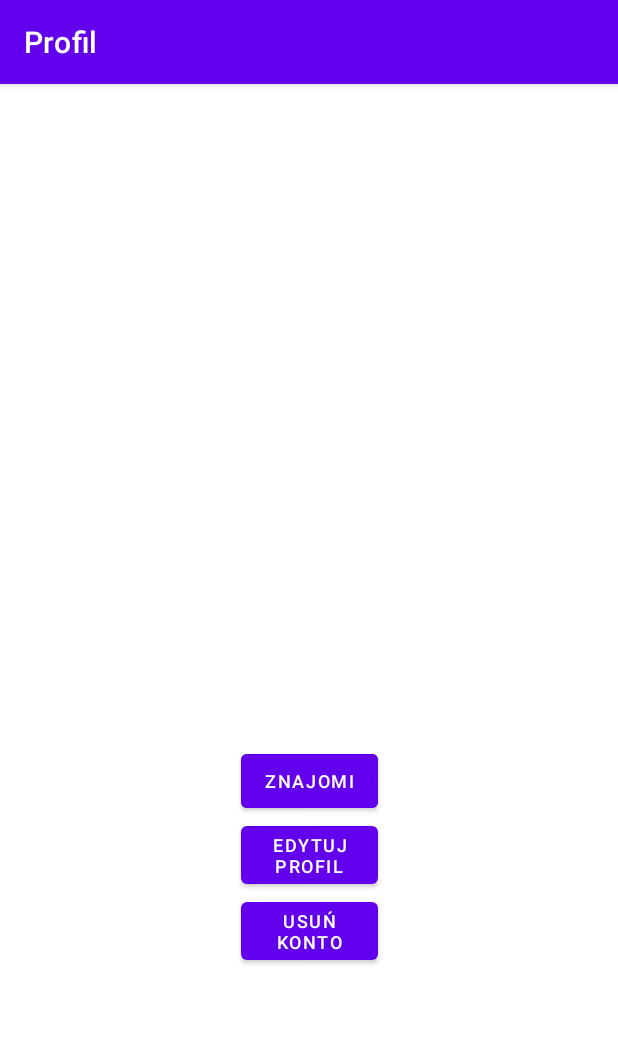
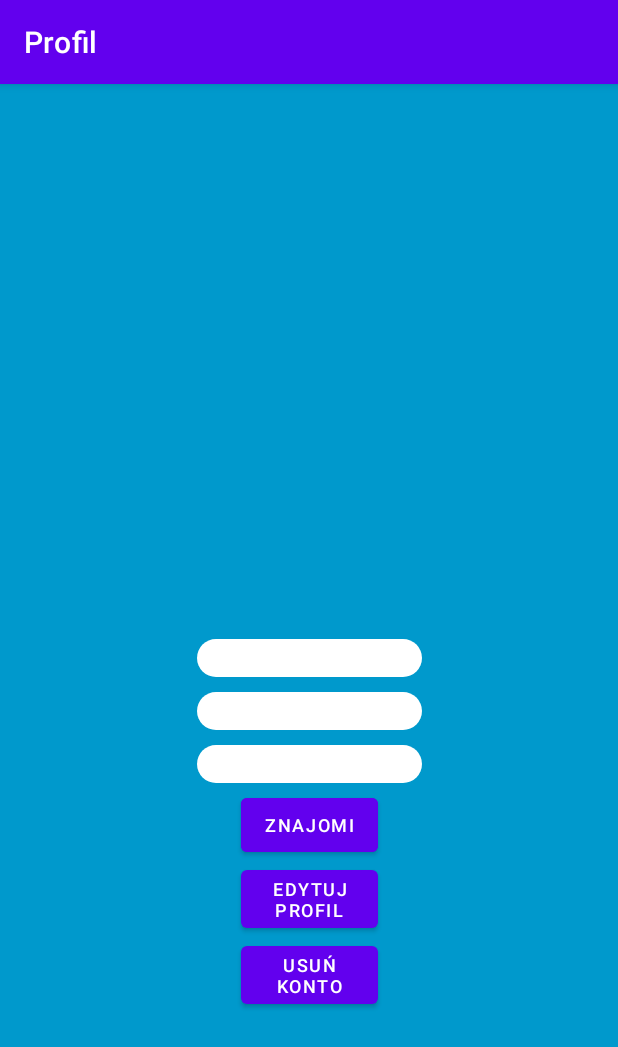
Before and after one commit to SKacki/KotlinMessenger, an Android app: the ProfileActivity screen opened directly, with no data from a screen before it, on a phone screen of 412 x 824 dp. Shown: the top 1047 px of the screen. Run offline under Robolectric (Android 15) with nearby library versions, the phone set to English and light mode, and no system bars; our stand-ins replace CircleImageView, Firebase (no records; nobody signed in at launch, a user with empty details on screens opened directly), Picasso; libraries missing offline, so code that uses them is left out: com.xwray.groupie; pictures from the network do not load.

Commit message:
dodanie opisu użytkownika

```diff
--- a/app/src/main/java/com/inzynierka/komunikat/Activities/friends/FriendsInviteRowViewHolder.kt
+++ b/app/src/main/java/com/inzynierka/komunikat/Activities/friends/FriendsInviteRowViewHolder.kt
@@ -12,7 +12,7 @@ class FriendsInviteRowViewHolder(
     RecyclerView.ViewHolder(binding.root) {
     fun onBind(user: User) = with(binding) {
         inviteFriendName.text = user.name
-        inviteFriendsUid.text = user.uid
+        inviteFriendsDescription.text = user.description
 
         Picasso.get().load(user.photoUrl).into(binding.inviteFriendsImage)
 
--- a/app/src/main/java/com/inzynierka/komunikat/Activities/friends/FriendsRowViewHolder.kt
+++ b/app/src/main/java/com/inzynierka/komunikat/Activities/friends/FriendsRowViewHolder.kt
@@ -15,7 +15,7 @@ class FriendsRowViewHolder(
     RecyclerView.ViewHolder(binding.root) {
     fun onBind(user: User) = with(binding) {
         inviteFriendName.text = user.name
-        inviteFriendsUid.text = user.uid
+        inviteFriendsDescription.text = user.description
 
         Picasso.get().load(user.photoUrl).into(binding.inviteFriendsImage)
 
--- a/app/src/main/java/com/inzynierka/komunikat/Activities/profile/ProfileActivity.kt
+++ b/app/src/main/java/com/inzynierka/komunikat/Activities/profile/ProfileActivity.kt
@@ -36,6 +36,7 @@ class ProfileActivity : AppCompatActivity() {
                 Picasso.get().load(currentUser.photoUrl).into(profile_profile_picture)
                 profile_user_name.text = currentUser.name
                 profile_email.text = FirebaseAuth.getInstance().currentUser?.email.toString()
+                profile_status.text = currentUser.description
             }
         }
 
--- a/app/src/main/java/com/inzynierka/komunikat/classes/Users.kt
+++ b/app/src/main/java/com/inzynierka/komunikat/classes/Users.kt
@@ -15,6 +15,7 @@ data class User(
     val photoUrl: String = DEFAULT_PHOTO,
     val friends: Map<String, User> = mapOf(),
     val friendsRequestState: Int = 0,
+    val description: String = ""
 ) : Parcelable {
 
     companion object {
--- a/app/src/main/java/com/inzynierka/komunikat/utils/GetUsersFilter.kt
+++ b/app/src/main/java/com/inzynierka/komunikat/utils/GetUsersFilter.kt
@@ -38,7 +38,7 @@ class FilterUsersByNameStartingWith(val searchUserName: String) : GetUsersFilter
 class FilterUsersByNameContaining(val searchUserName: String) : GetUsersFilter {
     override fun filter(userList: List<User>): List<User> {
         return userList.filter { ff ->
-            ff.name.startsWith(searchUserName)   //startsWith(searchUserName)
+            ff.name.contains(searchUserName)
         }
     }
 }
--- a/app/src/main/res/layout/activity_profile.xml
+++ b/app/src/main/res/layout/activity_profile.xml
@@ -4,6 +4,7 @@
     xmlns:tools="http://schemas.android.com/tools"
     android:layout_width="match_parent"
     android:layout_height="match_parent"
+    android:background="@android:color/holo_blue_dark"
     tools:context=".Activities.profile.ProfileActivity">
 
     <de.hdodenhof.circleimageview.CircleImageView
@@ -32,6 +33,7 @@
         android:textIsSelectable="true"
         android:textSize="12dp"
         android:textStyle="bold"
+        android:background="@drawable/round_msg_box"
         app:layout_constraintEnd_toEndOf="@+id/profile_profile_picture"
         app:layout_constraintStart_toStartOf="@+id/profile_profile_picture"
         app:layout_constraintTop_toBottomOf="@+id/profile_profile_picture" />
@@ -40,7 +42,7 @@
         android:id="@+id/profile_firends_list_btn"
         android:layout_width="wrap_content"
         android:layout_height="wrap_content"
-        android:layout_marginTop="10dp"
+        android:layout_marginTop="4dp"
         android:backgroundTint="@color/purple_500"
         android:text="Znajomi"
         android:textSize="12dp"
@@ -73,9 +75,30 @@
         android:layout_width="wrap_content"
         android:layout_height="wrap_content"
         android:layout_marginTop="10dp"
+        android:background="@drawable/round_msg_box"
+        android:maxWidth="250dp"
+        android:minWidth="150dp"
         android:minHeight="25dp"
+        android:text=""
+        android:textAlignment="center"
+        android:textColor="@color/Black"
+        android:textColorHint="@color/Black"
+        android:textIsSelectable="true"
+        android:textSize="12dp"
+        android:textStyle="bold"
+        app:layout_constraintEnd_toEndOf="@+id/profile_status"
+        app:layout_constraintStart_toStartOf="@+id/profile_status"
+        app:layout_constraintTop_toBottomOf="@+id/profile_status" />
+
+    <TextView
+        android:id="@+id/profile_status"
+        android:layout_width="wrap_content"
+        android:layout_height="wrap_content"
+        android:layout_marginTop="10dp"
+        android:background="@drawable/round_msg_box"
+        android:maxWidth="250dp"
         android:minWidth="150dp"
-        android:maxWidth="250dp"
+        android:minHeight="25dp"
         android:text=""
         android:textAlignment="center"
         android:textColor="@color/Black"
--- a/app/src/main/res/layout/friends_invite_row.xml
+++ b/app/src/main/res/layout/friends_invite_row.xml
@@ -24,7 +24,7 @@
             android:layout_width="wrap_content"
             android:layout_height="wrap_content"
             app:barrierDirection="bottom"
-            app:constraint_referenced_ids="invite_friends_image,invite_friends_uid" />
+            app:constraint_referenced_ids="invite_friends_image,invite_friends_description" />
 
         <de.hdodenhof.circleimageview.CircleImageView
             android:id="@+id/invite_friends_image"
@@ -53,7 +53,7 @@
             app:layout_constraintTop_toTopOf="parent" />
 
         <TextView
-            android:id="@+id/invite_friends_uid"
+            android:id="@+id/invite_friends_description"
             android:layout_width="0dp"
             android:layout_height="wrap_content"
             android:layout_marginStart="16dp"
--- a/app/src/main/res/layout/friends_row.xml
+++ b/app/src/main/res/layout/friends_row.xml
@@ -25,7 +25,7 @@
             android:layout_width="wrap_content"
             android:layout_height="wrap_content"
             app:barrierDirection="bottom"
-            app:constraint_referenced_ids="invite_friends_image,invite_friends_uid" />
+            app:constraint_referenced_ids="invite_friends_image,invite_friends_description" />
 
         <de.hdodenhof.circleimageview.CircleImageView
             android:id="@+id/invite_friends_image"
@@ -54,7 +54,7 @@
             app:layout_constraintTop_toTopOf="parent" />
 
         <TextView
-            android:id="@+id/invite_friends_uid"
+            android:id="@+id/invite_friends_description"
             android:layout_width="0dp"
             android:layout_height="wrap_content"
             android:layout_marginStart="16dp"
```
Also changed, not shown: app/src/main/java/com/inzynierka/komunikat/classes/shittodo.kt (deleted, +0 -7 lines).
